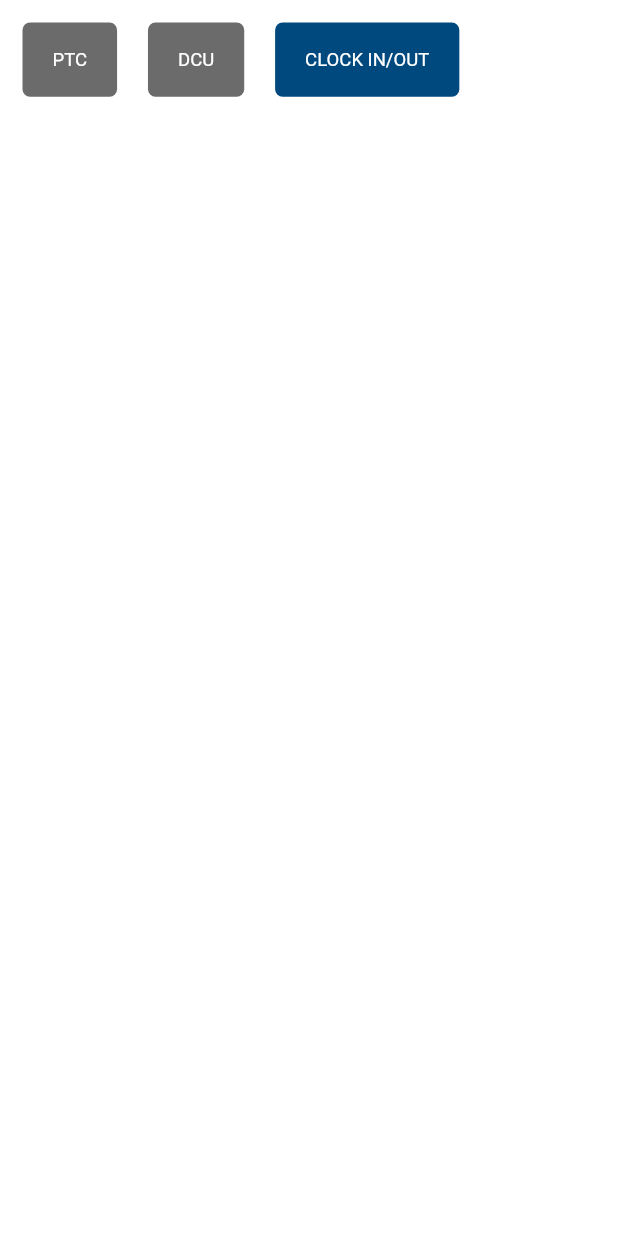
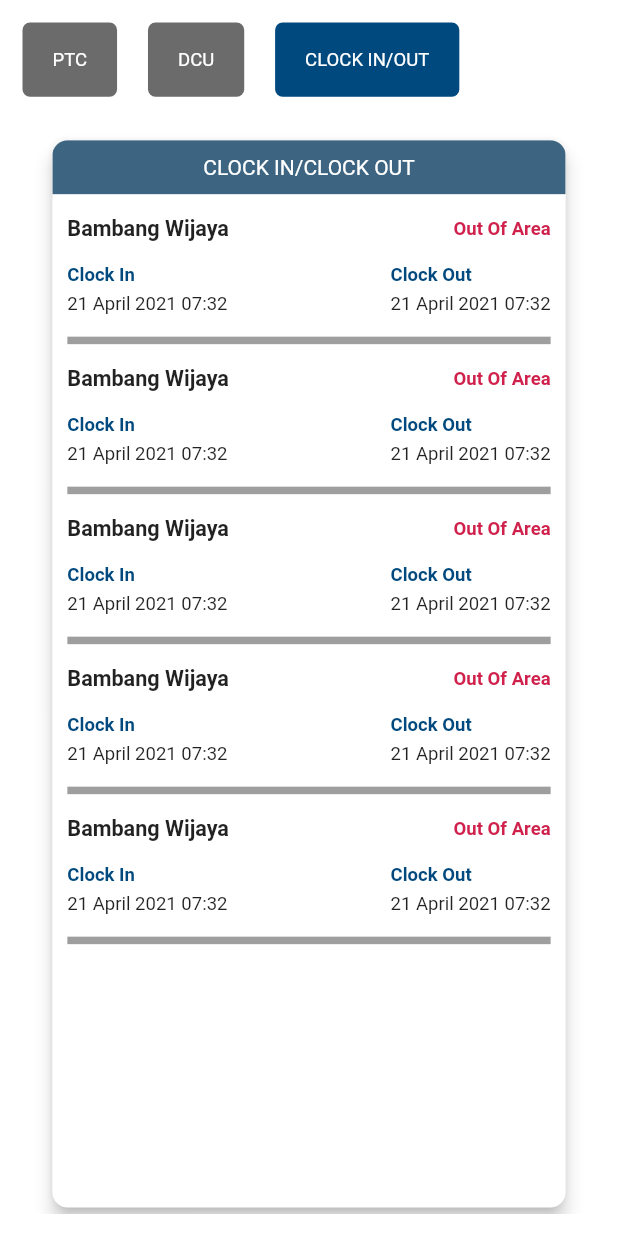
Before and after one commit to uzixCode/par-mobile, a Flutter app: the RiwayatSUOPage screen opened directly, swiped to page 3, on a phone screen of 412 x 824 dp. Run offline on Flutter 3.47's test engine with Material 2 defaults, Android fonts, the phone set to English and light mode, and no system bars; our stand-ins replace dio, file_picker, flutter_rating_bar, fluttertoast, get, image_picker and 1 more.

Commit message:
added widget clock in/out in riwayat

```diff
--- a/lib/views/suo/riwayat/components/clock_in_out_riwayat_section.dart
+++ b/lib/views/suo/riwayat/components/clock_in_out_riwayat_section.dart
@@ -1,12 +1,27 @@
 import 'package:flutter/material.dart';
 
+import '../../../../widgets/basecard.dart';
+import '../../../../widgets/clockinoutitemlistsection.dart';
+
 class ClockInOutRiwayatSection extends StatelessWidget {
-  const ClockInOutRiwayatSection({ Key? key }) : super(key: key);
+  const ClockInOutRiwayatSection({Key? key}) : super(key: key);
 
   @override
   Widget build(BuildContext context) {
-    return Container(
-
+    return BaseCard(
+      trailing: Container(),
+      leading: Container(),
+      label: "CLOCK IN/CLOCK OUT",
+      child: Expanded(
+        child: Padding(
+          padding: const EdgeInsets.fromLTRB(10, 0, 10, 10),
+          child: ListView.builder(
+              itemCount: 5,
+              itemBuilder: (context, index) {
+                return ClockInOutItemListSection(onTap: () {});
+              }),
+        ),
+      ),
     );
   }
 }
--- /dev/null
+++ b/lib/widgets/clockinoutitemlistsection.dart
@@ -0,0 +1,99 @@
+import 'package:flutter/material.dart';
+import 'package:get/get.dart';
+
+import '../constants/all_color.dart';
+
+class ClockInOutItemListSection extends StatelessWidget {
+  final Function() onTap;
+  const ClockInOutItemListSection({Key? key, required this.onTap}) : super(key: key);
+
+  @override
+  Widget build(BuildContext context) {
+    return InkWell(
+      onTap: onTap,
+      child: Column(
+        children: [
+          Container(
+            margin: const EdgeInsets.only(bottom: 15, top: 15),
+            child: Column(
+              crossAxisAlignment: CrossAxisAlignment.start,
+              children: [
+                Row(
+                  mainAxisAlignment: MainAxisAlignment.spaceBetween,
+                  children: [
+                    Text(
+                      "Bambang Wijaya",
+                      style: TextStyle(
+                          fontWeight: FontWeight.bold,
+                          fontSize: Get.width * 0.035),
+                    ),
+                    Text(
+                      "Out Of Area",
+                      style: TextStyle(
+                          color: allColor.light_red,
+                          fontWeight: FontWeight.bold,
+                          fontSize: Get.width * 0.03),
+                    )
+                  ],
+                ),
+                const SizedBox(
+                  height: 15,
+                ),
+                Row(
+                  mainAxisAlignment: MainAxisAlignment.spaceBetween,
+                  children: [
+                    Column(
+                      crossAxisAlignment: CrossAxisAlignment.start,
+                      children: [
+                        Text(
+                          "Clock In",
+                          style: TextStyle(
+                              color: allColor.primary,
+                              fontWeight: FontWeight.bold,
+                              fontSize: Get.width * 0.03),
+                        ),
+                        const SizedBox(
+                          height: 5,
+                        ),
+                        Text(
+                          "21 April 2021 07:32",
+                          style: TextStyle(fontSize: Get.width * 0.03),
+                        )
+                      ],
+                    ),
+                    Column(
+                      crossAxisAlignment: CrossAxisAlignment.start,
+                      children: [
+                        Text(
+                          "Clock Out",
+                          style: TextStyle(
+                              color: allColor.primary,
+                              fontWeight: FontWeight.bold,
+                              fontSize: Get.width * 0.03),
+                        ),
+                        const SizedBox(
+                          height: 5,
+                        ),
+                        Text(
+                          "21 April 2021 07:32",
+                          style: TextStyle(fontSize: Get.width * 0.03),
+                        )
+                      ],
+                    ),
+                  ],
+                ),
+              ],
+            ),
+          ),
+          Container(
+            width: double.infinity,
+            height: 5,
+            decoration: BoxDecoration(
+              color: Colors.grey,
+            ),
+          ),
+        ],
+      ),
+    );
+  }
+}
--- a/lib/widgets/ptcitemlistsection.dart
+++ b/lib/widgets/ptcitemlistsection.dart
@@ -123,7 +123,7 @@ class PTCItemListSection extends StatelessWidget {
           Container(
             width: double.infinity,
             height: 5,
-            decoration: BoxDecoration(
+            decoration: const BoxDecoration(
               color: Colors.grey,
             ),
           ),
```
Also changed, not shown: lib/views/suo/approval/components/clock_in_out_section.dart (+2 -89 lines).
